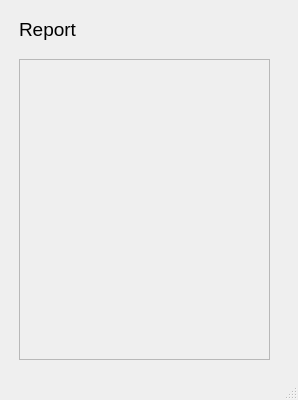
Qt form mainwindow.ui (CubeElement/newOopsApp) before a commit.
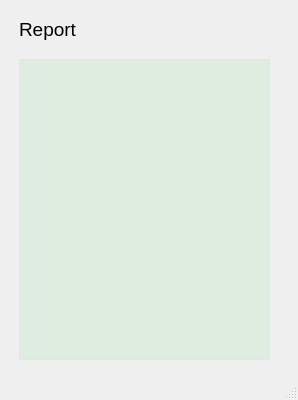
The same form after that commit. The open tabs and pages were chosen to show the change.

Commit message: Splits widgets into smaller functions, auth request function

```diff
--- a/mainwindow.ui
+++ b/mainwindow.ui
@@ -435,6 +435,9 @@
           <height>301</height>
          </rect>
         </property>
+        <property name="styleSheet">
+         <string notr="true">background-color: rgba(133, 225, 144, 20);</string>
+        </property>
         <property name="widgetResizable">
          <bool>true</bool>
         </property>
@@ -447,6 +450,12 @@
            <height>295</height>
           </rect>
          </property>
+         <property name="sizePolicy">
+          <sizepolicy hsizetype="Expanding" vsizetype="Expanding">
+           <horstretch>0</horstretch>
+           <verstretch>0</verstretch>
+          </sizepolicy>
+         </property>
          <layout class="QGridLayout" name="gridLayout_3">
           <item row="0" column="0">
            <layout class="QVBoxLayout" name="vlayout_report"/>
```
Left out of the diff: 12 changed lines with no effect on the pictures. The commit also changes 6 other files.
